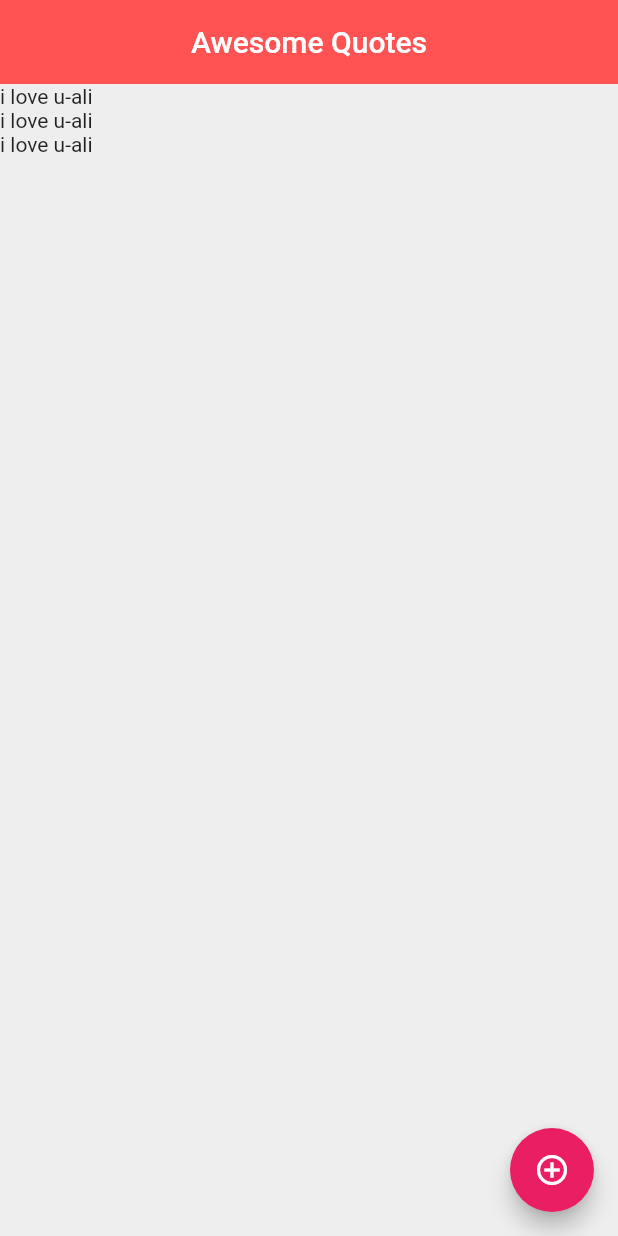
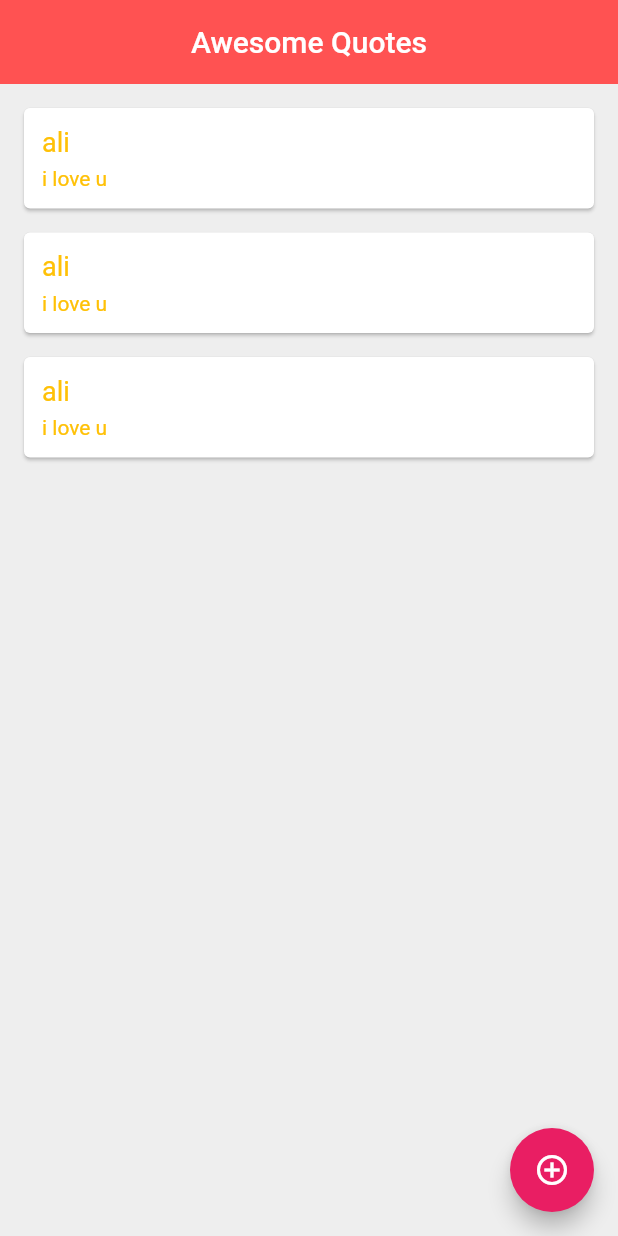
Before and after one commit to alikamelkarnib/Flutter_course_beginner_part2, a Flutter app: the screen it shows after launch, on a phone screen of 412 x 824 dp. Run offline on Flutter 3.47's test engine with Material 2 defaults, Android fonts, the phone set to English and light mode, and no system bars.

Commit message:
Flutter-lesson19 cards

```diff
--- a/lib/main.dart
+++ b/lib/main.dart
@@ -20,7 +20,35 @@ class _QuoteListState extends State<QuoteList> {
   List<Quote> quotes =[Quote('ali', 'i love u'),
     Quote( 'ali','i love u'),
     Quote('ali','i love u')];
+Widget quoteTemplate(quote){
+return Card(
+margin: EdgeInsets.fromLTRB(16,16,16,0),
+  child: Padding(
+    padding: const EdgeInsets.all(12.0),
+    child: Column(
+      crossAxisAlignment: CrossAxisAlignment.stretch,
+      children: <Widget>[
+        Text(
+          quote.text,
+          style: TextStyle(
+            fontSize: 18,
+            color:Colors.amber,
+          ),
+        ),
+        SizedBox(height: 6,),
+        Text(
+          quote.authors,
+          style: TextStyle(
+            fontSize: 14,
+            color:Colors.amber,
+          ),
+        )
+      ],
+    ),
+  ),
+);
 
+}
    @override
    Widget build(BuildContext context) {
      return Scaffold(
@@ -43,8 +71,8 @@ class _QuoteListState extends State<QuoteList> {
        body:Column(
 
          children: quotes.map((quote) {
-           Padding:
-           return Text('${quote.authors}-${quote.text} ');
+
+           return quoteTemplate(quote);
      }
          ).toList(),
        )
```
